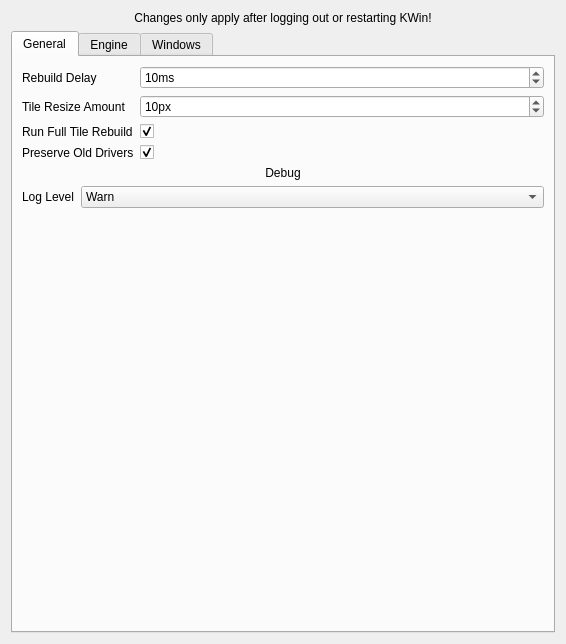
Before: the Qt Designer form res/config.ui in zeroxoneafour/polonium, drawn with Qt 5.
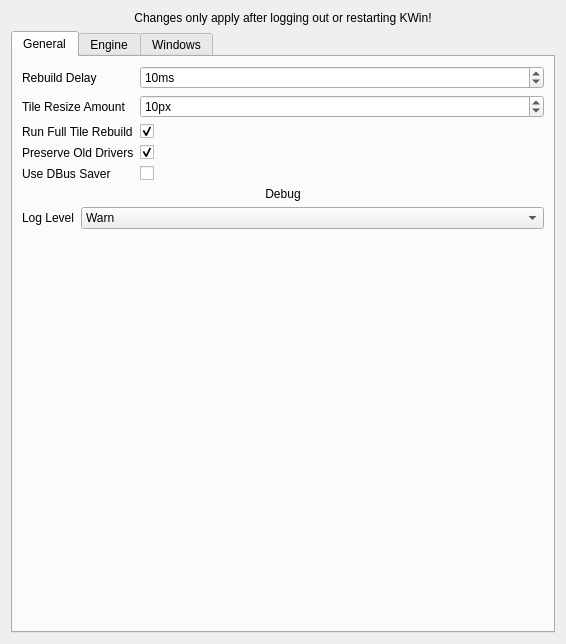
After: the same form once the commit is applied.

Diff of the .ui file:
```diff
--- a/res/config.ui
+++ b/res/config.ui
@@ -117,6 +117,20 @@
              </property>
             </widget>
            </item>
+           <item row="4" column="0">
+            <widget class="QLabel" name="useDBusSaver">
+             <property name="text">
+              <string>Use DBus Saver</string>
+             </property>
+            </widget>
+           </item>
+           <item row="4" column="1">
+            <widget class="QCheckBox" name="kcfg_UseDBusSaver">
+             <property name="text">
+              <string/>
+             </property>
+            </widget>
+           </item>
           </layout>
          </item>
          <item>
```
